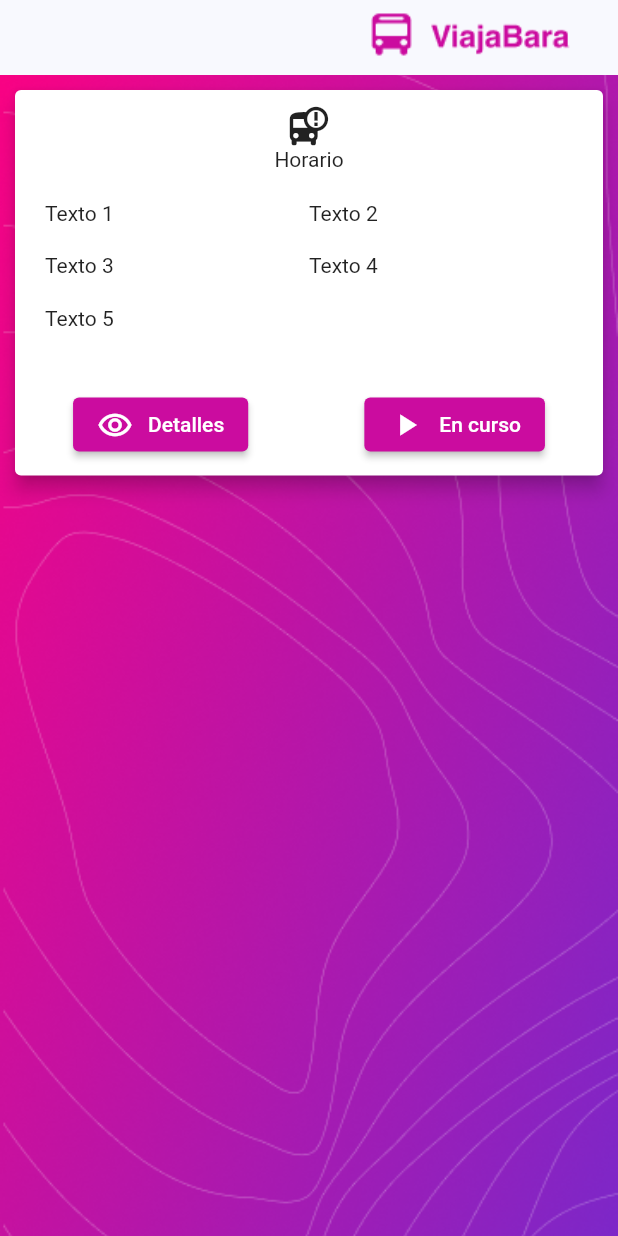
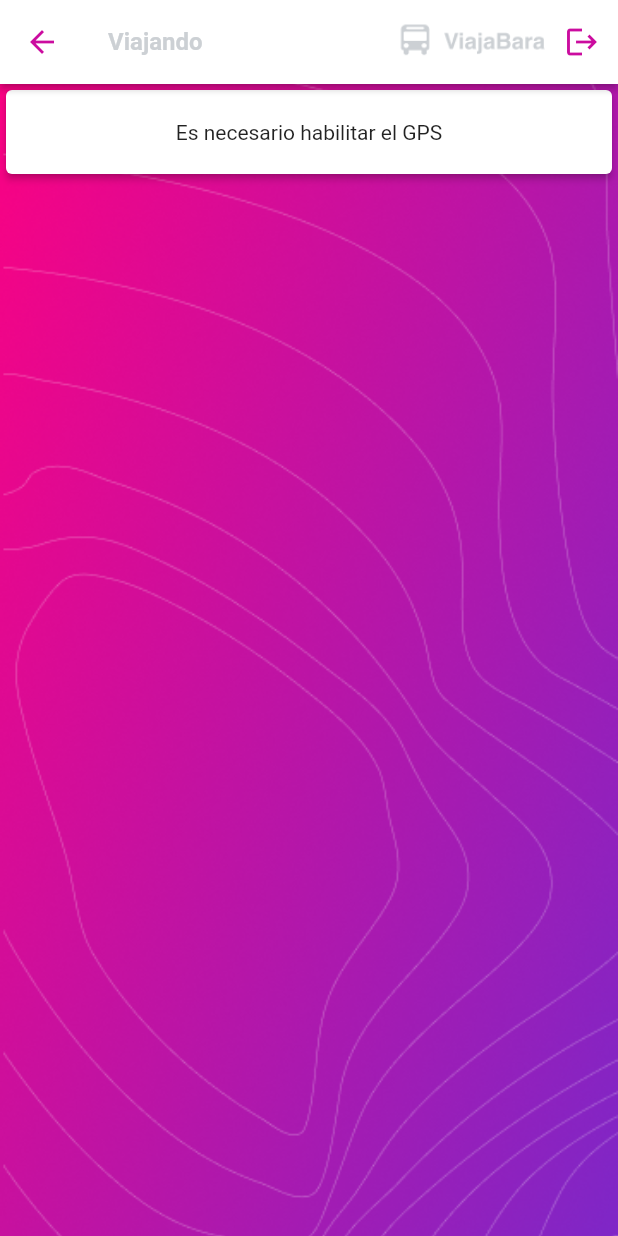
Before and after one commit to UlisesStamatio/ViajaBara, a Flutter app: the Trips screen opened directly, after a tap on "En curso", on a phone screen of 412 x 824 dp. Run offline on Flutter 3.47's test engine with Material 2 defaults, Android fonts, the light colour scheme and no system bars; our stand-ins replace bloc, equatable, flutter_bloc.

Commit message:
Add: more driver views and changes

```diff
--- a/Mobile/viajabara/lib/config/navigation/trips_navigation.dart
+++ b/Mobile/viajabara/lib/config/navigation/trips_navigation.dart
@@ -1,4 +1,6 @@
 import 'package:flutter/material.dart';
+import 'package:viajabara/modules/generalMechanisms/adapters/screens/login.dart';
+import 'package:viajabara/modules/trips/adapters/screens/traveling.dart';
 import 'package:viajabara/modules/trips/adapters/screens/trips.dart';
 
 class TripsNavigation extends StatelessWidget {
@@ -11,6 +13,8 @@ class TripsNavigation extends StatelessWidget {
       initialRoute: '/trips',
       routes: {
         '/trips': (context) => const Trips(),
+        "/traveling": (context) => const Traveling(),
+        '/login': (context) => const Login()
       },
     );
   }
--- /dev/null
+++ b/Mobile/viajabara/lib/kernel/blocs/blocs.dart
@@ -0,0 +1 @@
+export 'package:viajabara/kernel/blocs/gps/gps_bloc.dart';
--- /dev/null
+++ b/Mobile/viajabara/lib/kernel/blocs/gps/gps_bloc.dart
@@ -0,0 +1,13 @@
+import 'package:bloc/bloc.dart';
+import 'package:equatable/equatable.dart';
+
+part 'gps_event.dart';
+part 'gps_state.dart';
+
+class GpsBloc extends Bloc<GpsEvent, GpsState> {
+  GpsBloc()
+      : super(const GpsState(
+            isGpsEnabled: false, isGpsPermissionGranted: false)) {
+    on<GpsAndPermissionEvent>((event, emit) => {});
+  }
+}
--- /dev/null
+++ b/Mobile/viajabara/lib/kernel/blocs/gps/gps_event.dart
@@ -0,0 +1,17 @@
+part of 'gps_bloc.dart';
+
+sealed class GpsEvent extends Equatable {
+  const GpsEvent();
+
+  @override
+  List<Object> get props => [];
+}
+
+// este es el evento que va a modificar los estados
+class GpsAndPermissionEvent extends GpsEvent {
+  final bool isGpsEnabled;
+  final bool isGpsPermissionGranted;
+
+  const GpsAndPermissionEvent(
+      {required this.isGpsEnabled, required this.isGpsPermissionGranted});
+}
--- /dev/null
+++ b/Mobile/viajabara/lib/kernel/blocs/gps/gps_state.dart
@@ -0,0 +1,16 @@
+part of 'gps_bloc.dart';
+
+class GpsState extends Equatable {
+  final bool isGpsEnabled;
+  final bool isGpsPermissionGranted;
+
+  const GpsState(
+      {required this.isGpsEnabled, required this.isGpsPermissionGranted});
+
+  @override
+  List<Object> get props => [isGpsEnabled, isGpsPermissionGranted];
+
+  @override
+  String toString() =>
+      '{isGpsEnabled: $isGpsEnabled, isGpsPermissionGranted: $isGpsPermissionGranted}';
+}
--- a/Mobile/viajabara/lib/kernel/colors/colors_app.dart
+++ b/Mobile/viajabara/lib/kernel/colors/colors_app.dart
@@ -14,5 +14,6 @@ class ColorsApp {
   static const Color bgColorScreen = Color.fromRGBO(248, 249, 254, 1.0);
   static const Color border = Color.fromRGBO(202, 209, 215, 1.0);
   static const Color muted = Color.fromRGBO(136, 152, 170, 1.0);
+  static const Color muted2 = Color.fromRGBO(204, 208, 212, 1);
   static const Color text = Color.fromRGBO(93, 50, 86, 1);
 }
--- /dev/null
+++ b/Mobile/viajabara/lib/kernel/widgets/check_gps_enabled.dart
@@ -0,0 +1,22 @@
+import 'package:flutter/material.dart';
+import 'package:viajabara/kernel/colors/colors_app.dart';
+
+class CheckGpsEnabled extends StatelessWidget {
+  const CheckGpsEnabled({super.key});
+
+  @override
+  Widget build(BuildContext context) {
+    return Card(
+      elevation: 2,
+      child: Container(
+        padding: const EdgeInsets.symmetric(vertical: 20),
+        child: const Column(
+          mainAxisAlignment: MainAxisAlignment.center,
+          children: [
+            Text("Es necesario habilitar el GPS"),
+          ],
+        ),
+      ),
+    );
+  }
+}
--- a/Mobile/viajabara/lib/kernel/widgets/menu.dart
+++ b/Mobile/viajabara/lib/kernel/widgets/menu.dart
@@ -13,8 +13,8 @@ class Menu extends StatefulWidget {
 
 class _MenuState extends State<Menu> {
   int _selectIndex = 0;
-  final homeNavigatorKey = GlobalKey<NavigatorState>();
-  final accountNavigatorKey = GlobalKey<NavigatorState>();
+  // final homeNavigatorKey = GlobalKey<NavigatorState>();
+  // final accountNavigatorKey = GlobalKey<NavigatorState>();
   void _onItemTapped(int index) {
     setState(() {
       _selectIndex = index;
--- a/Mobile/viajabara/lib/kernel/widgets/splash.dart
+++ b/Mobile/viajabara/lib/kernel/widgets/splash.dart
@@ -9,8 +9,8 @@ class _SplashState extends State<Splash> {
   @override
   void initState() {
     super.initState();
-    // Future.delayed(const Duration(seconds: 2),
-    //     () => Navigator.pushReplacementNamed(context, '/login'));
+    Future.delayed(const Duration(seconds: 2),
+        () => Navigator.pushReplacementNamed(context, '/login'));
   }
 
   @override
--- /dev/null
+++ b/Mobile/viajabara/lib/modules/trips/adapters/screens/traveling.dart
@@ -0,0 +1,94 @@
+import 'package:flutter/material.dart';
+import 'package:flutter_bloc/flutter_bloc.dart';
+import 'package:viajabara/config/navigation/general_mechanisms_navigation.dart';
+import 'package:viajabara/kernel/blocs/gps/gps_bloc.dart';
+import 'package:viajabara/kernel/colors/colors_app.dart';
+import 'package:viajabara/kernel/widgets/check_gps_enabled.dart';
+
+import 'package:viajabara/kernel/widgets/check_permission_localization.dart';
+import 'package:viajabara/modules/generalMechanisms/adapters/screens/login.dart';
+
+class Traveling extends StatefulWidget {
+  const Traveling({super.key});
+
+  @override
+  State<Traveling> createState() => _TravelingState();
+}
+
+class _TravelingState extends State<Traveling> {
+  @override
+  Widget build(BuildContext context) {
+    return Scaffold(
+      appBar: AppBar(
+        title: Container(
+            alignment: Alignment.centerLeft,
+            child: const Text(
+              'Viajando',
+              style: TextStyle(fontSize: 16, fontWeight: FontWeight.bold),
+            )),
+        foregroundColor: ColorsApp.muted2,
+        actions: <Widget>[
+          Container(
+            alignment: Alignment.centerRight,
+            child: Image.asset(
+              'assets/images/viajabara_logo_purple.png',
+              width: 100,
+              height: 50,
+              color: ColorsApp.muted2,
+            ),
+          ),
+          IconButton(
+            icon: const Icon(Icons.logout, color: ColorsApp.primayColor),
+            tooltip: 'Show Snackbar',
+            onPressed: () {
+              Navigator.of(context).pushAndRemoveUntil(
+                MaterialPageRoute(
+                    builder: (context) => const GeneralMechanismsNavigation()),
+                (route) => false,
+              );
+            },
+          ),
+        ],
+        leading: IconButton(
+          icon: const Icon(Icons.arrow_back, color: ColorsApp.primayColor),
+          onPressed: () {
+            Navigator.of(context).pop(); // Regresar a la página anterior
+          },
+        ),
+        backgroundColor: ColorsApp.whiteColor,
+        shadowColor: ColorsApp.blackColor,
+        elevation: 2,
+      ),
+      body: SafeArea(
+        child: Stack(
+          fit: StackFit.expand,
+          children: <Widget>[
+            Image.asset(
+              'assets/images/bg.png',
+              fit: BoxFit.cover,
+            ),
+            Positioned(
+              top: 0,
+              left: 0,
+              right: 0,
+              child: BlocBuilder<GpsBloc, GpsState>(
+                builder: (context, state) {
+                  print('state $state');
+
+                  return !state.isGpsEnabled
+                      ? const CheckGpsEnabled()
+                      : !state.isGpsPermissionGranted
+                          ? const CheckPermissionLocalization()
+                          : Card(
+                              child: Text("data"),
+                            );
+                },
+              ),
+              // child: CheckPermissionLocalization(),
+            ),
+          ],
+        ),
+      ),
+    );
+  }
+}
--- a/Mobile/viajabara/lib/modules/trips/adapters/screens/trips.dart
+++ b/Mobile/viajabara/lib/modules/trips/adapters/screens/trips.dart
@@ -1,9 +1,10 @@
+import 'package:flutter/cupertino.dart';
 import 'package:flutter/material.dart';
+import 'package:viajabara/config/navigation/general_mechanisms_navigation.dart';
 import 'package:viajabara/kernel/colors/colors_app.dart';
 
-import 'package:flutter/material.dart';
-import 'package:viajabara/kernel/colors/colors_app.dart';
-import 'package:viajabara/kernel/validations/validations.dart';
+import 'package:viajabara/modules/generalMechanisms/adapters/screens/login.dart';
+import 'package:viajabara/modules/trips/adapters/screens/traveling.dart';
 
 class Trips extends StatefulWidget {
   const Trips({super.key});
@@ -16,6 +17,39 @@ class _TripsState extends State<Trips> {
   @override
   Widget build(BuildContext context) {
     return Scaffold(
+      appBar: AppBar(
+        title: Container(
+            alignment: Alignment.centerLeft,
+            child: const Text(
+              'Viajes',
+              style: TextStyle(fontSize: 16, fontWeight: FontWeight.bold),
+            )),
+        foregroundColor: ColorsApp.muted2,
+        actions: <Widget>[
+          Container(
+            alignment: Alignment.centerRight,
+            child: Image.asset(
+              'assets/images/viajabara_logo_purple.png',
+              width: 100,
+              height: 50,
+              color: ColorsApp.muted2,
+            ),
+          ),
+          IconButton(
+            icon: const Icon(Icons.logout, color: ColorsApp.primayColor),
+            onPressed: () {
+              Navigator.of(context).pushAndRemoveUntil(
+                MaterialPageRoute(
+                    builder: (context) => const GeneralMechanismsNavigation()),
+                (route) => false,
+              );
+            },
+          ),
+        ],
+        backgroundColor: ColorsApp.whiteColor,
+        shadowColor: ColorsApp.blackColor,
+        elevation: 2,
+      ),
       body: SafeArea(
         child: Stack(
           fit: StackFit.expand,
@@ -32,18 +66,6 @@ class _TripsState extends State<Trips> {
                 crossAxisAlignment: CrossAxisAlignment.center,
                 mainAxisAlignment: MainAxisAlignment.center,
                 children: <Widget>[
-                  Container(
-                    color: ColorsApp.bgColorScreen,
-                    alignment: Alignment.centerRight,
-                    width:
-                        double.infinity, // Ocupa todo el ancho de la pantalla
-                    child: Image.asset(
-                      'assets/images/viajabara_logo_purple.png',
-                      width: 200,
-                      height: 50,
-                    ),
-                  ),
-
                   // *************************************
                   Card(
                     elevation: 5,
@@ -55,7 +77,7 @@ class _TripsState extends State<Trips> {
                           padding: const EdgeInsets.symmetric(vertical: 10),
                           child: const Column(
                             children: <Widget>[
-                              Icon(Icons.bus_alert, size: 28.0),
+                              Icon(CupertinoIcons.bus, size: 28.0),
                               Text('Horario'),
                             ],
                           ),
@@ -102,6 +124,12 @@ class _TripsState extends State<Trips> {
                                 style: ButtonStyle(
                                     backgroundColor: MaterialStateProperty.all(
                                         ColorsApp.primayColor)),
+                                child: InkWell(
+                                  onTap: () => Navigator.of(context).push(
+                                    MaterialPageRoute(
+                                        builder: (context) =>
+                                            const Traveling()),
+                                  ),
                                   child: const Row(children: [
                                     Icon(Icons.play_arrow),
                                     SizedBox(
@@ -109,6 +137,7 @@ class _TripsState extends State<Trips> {
                                     ),
                                     Text('En curso')
                                   ]),
+                                ),
                               ),
                             ],
                           ),
```
Also changed, not shown: Mobile/viajabara/lib/config/navigation/general_mechanisms_navigation.dart (+7 -0 lines), Mobile/viajabara/lib/kernel/widgets/check_permission_localization.dart (added, +40 -0 lines), Mobile/viajabara/lib/kernel/widgets/custom_bottom_navigation_tab.dart (+5 -2 lines), Mobile/viajabara/lib/kernel/widgets/loading_screen.dart (added, +12 -0 lines), Mobile/viajabara/lib/main.dart (+13 -7 lines), Mobile/viajabara/lib/modules/generalMechanisms/adapters/screens/login.dart (+5 -2 lines), Mobile/viajabara/pubspec.yaml (+7 -4 lines), Mobile/viajabara/pubspec.lock. Lines whose indentation alone changed are shown as unchanged.
